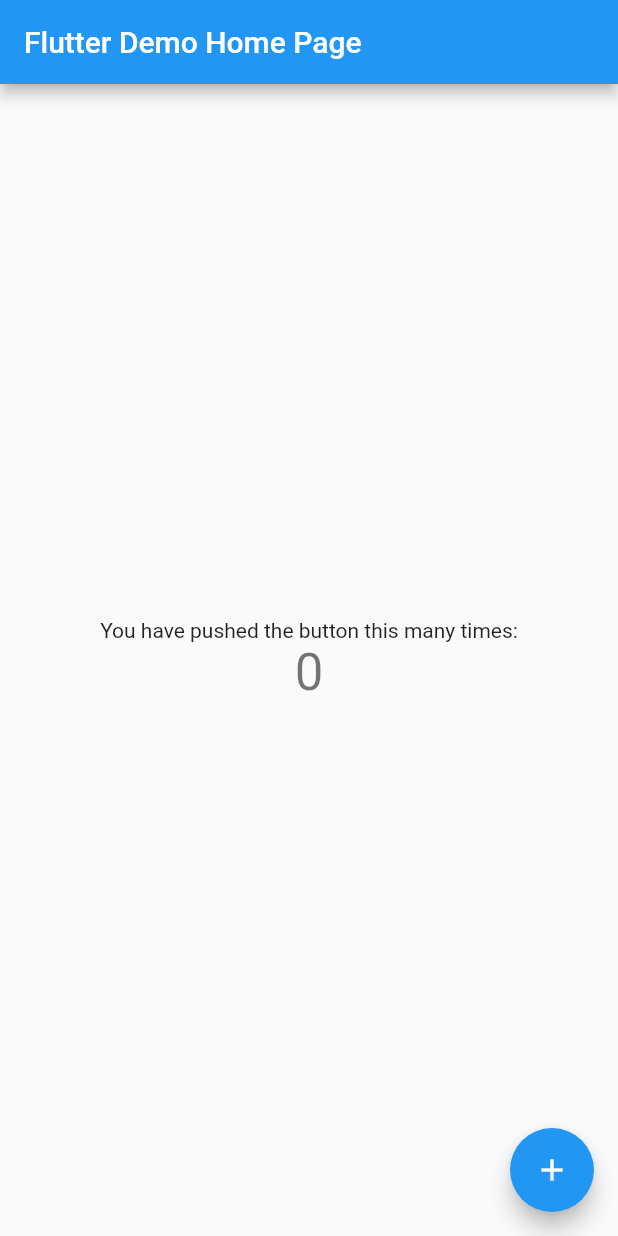
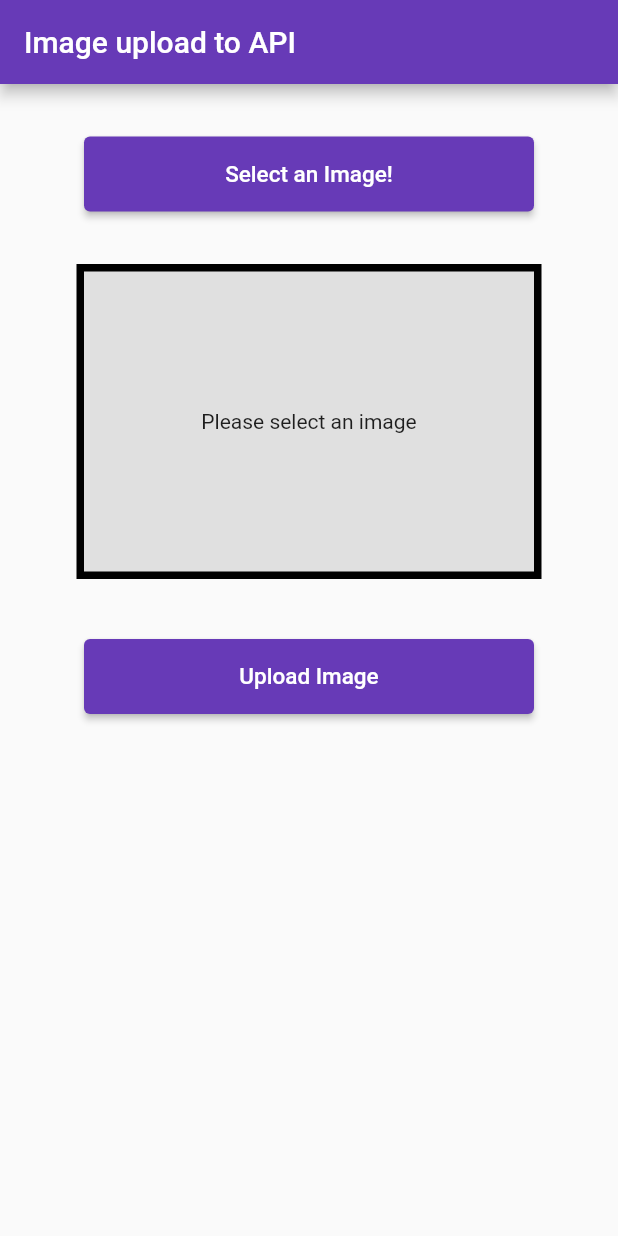
Before and after one commit to ArpitTripathi945/Flutter_Image_Upload_API, a Flutter app: the screen it shows after launch, on a phone screen of 412 x 824 dp. Run offline on Flutter 3.47's test engine with Material 2 defaults, Android fonts, the phone set to English and light mode, and no system bars; our stand-ins replace fluttertoast, get, image_picker.

Commit message:
Implemented Functionality

```diff
--- /dev/null
+++ b/lib/image_controller.dart
@@ -0,0 +1,49 @@
+import 'dart:convert';
+import 'dart:io';
+import 'package:fluttertoast/fluttertoast.dart';
+import 'package:http/http.dart' as http;
+import 'package:flutter/material.dart';
+import 'package:get/get.dart';
+import 'package:image_picker/image_picker.dart';
+
+class ImageController extends GetxController {
+  PickedFile? _pickedFile;
+  PickedFile? get pickedFile => _pickedFile;
+  String? _imagePath;
+  String? get imagePath => _imagePath;
+  final _picker = ImagePicker();
+
+  Future<void> pickImage() async {
+    _pickedFile = await _picker.getImage(source: ImageSource.gallery);
+    update();
+  }
+
+  Future<void> upload() async {
+    update();
+    bool success = false;
+    http.StreamedResponse response = await updateProfile(_pickedFile);
+    //_isLoading = false;
+    if (response.statusCode == 200) {
+      String message = jsonDecode(await response.stream.bytesToString());
+      success = true;
+      Fluttertoast.showToast(msg: message);
+    } else {
+      Fluttertoast.showToast(msg: "error posting the image");
+    }
+    update();
+  }
+
+  Future<http.StreamedResponse> updateProfile(PickedFile? data) async {
+    http.MultipartRequest request = http.MultipartRequest(
+        'POST', Uri.parse('https://codelime.in/api/remind-app-token'));
+    // request.headers.addAll(<String,String>{'Authorization': 'Bearer $token'});
+    if (GetPlatform.isMobile && data != null) {
+      File _file = File(data.path);
+      request.files.add(http.MultipartFile(
+          'file', _file.readAsBytes().asStream(), _file.lengthSync(),
+          filename: _file.path.split('/').last));
+    }
+    http.StreamedResponse response = await request.send();
+    return response;
+  }
+}
--- /dev/null
+++ b/lib/image_upload.dart
@@ -0,0 +1,80 @@
+import 'dart:io';
+import 'package:flutter/material.dart';
+import 'package:get/get.dart';
+import 'package:image_picker/image_picker.dart';
+import 'package:imape_api/image_controller.dart';
+
+class ImageUpload extends StatefulWidget {
+  const ImageUpload({Key? key}) : super(key: key);
+
+  @override
+  _ImageUploadState createState() => _ImageUploadState();
+}
+
+class _ImageUploadState extends State<ImageUpload> {
+  @override
+  Widget build(BuildContext context) {
+    return Scaffold(
+        appBar: AppBar(
+          backgroundColor: Colors.deepPurple,
+          title: const Text('Image upload to API'),
+        ),
+        body: GetBuilder<ImageController>(builder: (imageController) {
+          return Padding(
+            padding: const EdgeInsets.fromLTRB(15, 35, 15, 35),
+            child: Column(children: [
+              Center(
+                child: SizedBox(
+                  height: 50,
+                  width: 300,
+                  child: ElevatedButton(
+                    style: ElevatedButton.styleFrom(primary: Colors.deepPurple),
+                    child: const Text(
+                      'Select an Image!',
+                      style: TextStyle(fontSize: 15),
+                    ),
+                    onPressed: () => imageController.pickImage(),
+                  ),
+                ),
+              ),
+              const SizedBox(height: 35),
+              Container(
+                alignment: Alignment.center,
+                height: 210,
+                width: 310,
+                color: Colors.black,
+                child: Container(
+                  alignment: Alignment.center,
+                  height: 200,
+                  width: 300,
+                  color: Colors.grey[300],
+                  child: imageController.pickedFile != null
+                      ? Image.file(
+                          File(imageController.pickedFile!.path),
+                          width: 300,
+                          height: 200,
+                          fit: BoxFit.cover,
+                        )
+                      : const Text('Please select an image'),
+                ),
+              ),
+              SizedBox(height: 40),
+              Center(
+                child: SizedBox(
+                  height: 50,
+                  width: 300,
+                  child: ElevatedButton(
+                      style:
+                          ElevatedButton.styleFrom(primary: Colors.deepPurple),
+                      child: const Text(
+                        'Upload Image',
+                        style: TextStyle(fontSize: 15),
+                      ),
+                      onPressed: () => Get.find<ImageController>().upload()),
+                ),
+              ),
+            ]),
+          );
+        }));
+  }
+}
--- a/lib/main.dart
+++ b/lib/main.dart
@@ -1,4 +1,7 @@
 import 'package:flutter/material.dart';
+import 'package:get/get.dart';
+import 'package:imape_api/image_controller.dart';
+import 'package:imape_api/image_upload.dart';
 
 void main() {
   runApp(const MyApp());
@@ -10,8 +13,10 @@
   // This widget is the root of your application.
   @override
   Widget build(BuildContext context) {
+    Get.lazyPut(() => ImageController());
     return MaterialApp(
       title: 'Flutter Demo',
+      debugShowCheckedModeBanner: false,
       theme: ThemeData(
         // This is the theme of your application.
         //
@@ -24,92 +29,7 @@
         // is not restarted.
         primarySwatch: Colors.blue,
       ),
-      home: const MyHomePage(title: 'Flutter Demo Home Page'),
+      home: ImageUpload(),
     );
   }
 }
-
-class MyHomePage extends StatefulWidget {
-  const MyHomePage({super.key, required this.title});
-
-  // This widget is the home page of your application. It is stateful, meaning
-  // that it has a State object (defined below) that contains fields that affect
-  // how it looks.
-
-  // This class is the configuration for the state. It holds the values (in this
-  // case the title) provided by the parent (in this case the App widget) and
-  // used by the build method of the State. Fields in a Widget subclass are
-  // always marked "final".
-
-  final String title;
-
-  @override
-  State<MyHomePage> createState() => _MyHomePageState();
-}
-
-class _MyHomePageState extends State<MyHomePage> {
-  int _counter = 0;
-
-  void _incrementCounter() {
-    setState(() {
-      // This call to setState tells the Flutter framework that something has
-      // changed in this State, which causes it to rerun the build method below
-      // so that the display can reflect the updated values. If we changed
-      // _counter without calling setState(), then the build method would not be
-      // called again, and so nothing would appear to happen.
-      _counter++;
-    });
-  }
-
-  @override
-  Widget build(BuildContext context) {
-    // This method is rerun every time setState is called, for instance as done
-    // by the _incrementCounter method above.
-    //
-    // The Flutter framework has been optimized to make rerunning build methods
-    // fast, so that you can just rebuild anything that needs updating rather
-    // than having to individually change instances of widgets.
-    return Scaffold(
-      appBar: AppBar(
-        // Here we take the value from the MyHomePage object that was created by
-        // the App.build method, and use it to set our appbar title.
-        title: Text(widget.title),
-      ),
-      body: Center(
-        // Center is a layout widget. It takes a single child and positions it
-        // in the middle of the parent.
-        child: Column(
-          // Column is also a layout widget. It takes a list of children and
-          // arranges them vertically. By default, it sizes itself to fit its
-          // children horizontally, and tries to be as tall as its parent.
-          //
-          // Invoke "debug painting" (press "p" in the console, choose the
-          // "Toggle Debug Paint" action from the Flutter Inspector in Android
-          // Studio, or the "Toggle Debug Paint" command in Visual Studio Code)
-          // to see the wireframe for each widget.
-          //
-          // Column has various properties to control how it sizes itself and
-          // how it positions its children. Here we use mainAxisAlignment to
-          // center the children vertically; the main axis here is the vertical
-          // axis because Columns are vertical (the cross axis would be
-          // horizontal).
-          mainAxisAlignment: MainAxisAlignment.center,
-          children: <Widget>[
-            const Text(
-              'You have pushed the button this many times:',
-            ),
-            Text(
-              '$_counter',
-              style: Theme.of(context).textTheme.headlineMedium,
-            ),
-          ],
-        ),
-      ),
-      floatingActionButton: FloatingActionButton(
-        onPressed: _incrementCounter,
-        tooltip: 'Increment',
-        child: const Icon(Icons.add),
-      ), // This trailing comma makes auto-formatting nicer for build methods.
-    );
-  }
-}
--- a/pubspec.yaml
+++ b/pubspec.yaml
@@ -30,6 +30,10 @@
 dependencies:
   flutter:
     sdk: flutter
+  image_picker: ^0.8.7+4
+  http: ^0.13.5
+  get: ^4.6.5
+  fluttertoast: ^8.2.1
 
 
   # The following adds the Cupertino Icons font to your application.
```
Also changed, not shown: pubspec.lock.
